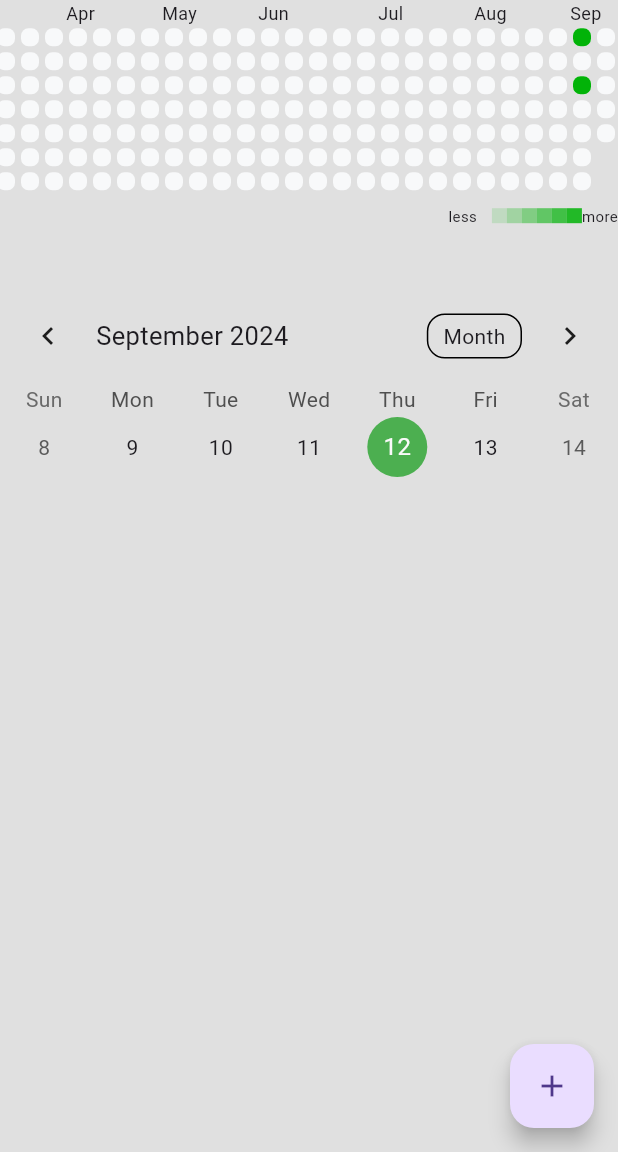
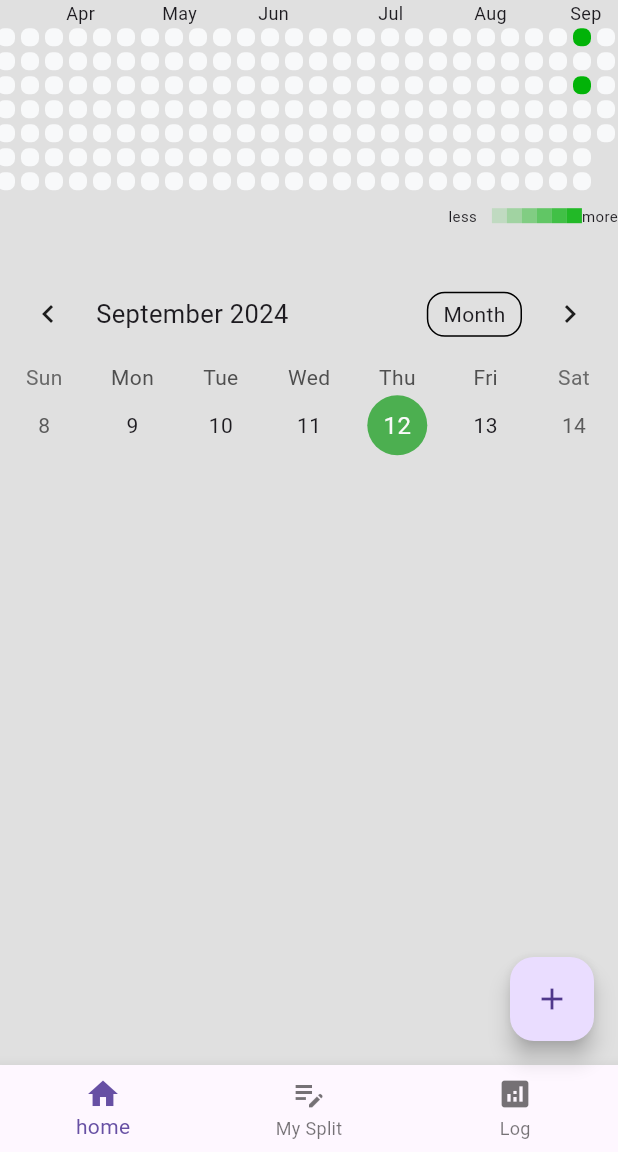
Before and after one commit to Samuel-J-Mathew/Overload--Workout-Nutrition-Weight-Tracker-ClientSide, a Flutter app: the screen it shows after launch, on a phone screen of 412 x 824 dp, the part 84-1236 px from its top. Run offline on Flutter 3.47's test engine with Material 3 defaults, Android fonts, the light colour scheme and no system bars; drawn by our look-alikes of flutter_heatmap_calendar, table_calendar; our stand-ins replace dropdown_search, fl_chart, hive_flutter; accounts and stored records are empty.

Commit message:
Bottom  Navigation Bar

```diff
--- a/lib/pages/home_page.dart
+++ b/lib/pages/home_page.dart
@@ -22,7 +22,7 @@ class _HomePageState extends State<HomePage> {
   DateTime selectedDate = DateTime.now(); // Default to today
   DateTime _focusedDay = DateTime.now();
   DateTime? _selectedDay;
-
+  int _selectedIndex = 0;
   @override
   void initState() {
     super.initState();
@@ -196,35 +196,26 @@ class _HomePageState extends State<HomePage> {
       ),
     );
   }
+  void _onItemTapped(int index) {
+    setState(() {
+      _selectedIndex = index;
+    });
+  }
 
-  @override
-  Widget build(BuildContext context) {
-    final workoutData = Provider.of<WorkoutData>(context);
-    final Map<DateTime, List<Workout>> workoutsByDay = _getWorkoutsByDay(workoutData);
-
-    return Consumer<WorkoutData>(
-      builder: (context, value, child) => Scaffold(
-        appBar: AppBar(
-          title: const Text('Workout Tracker'),
-          actions: <Widget>[
-            IconButton(
-              icon: const Icon(Icons.analytics),
-              onPressed: () {
-                Navigator.push(
-                  context,
-                  MaterialPageRoute(builder: (context) => DataAnalysisPage()),
-                );
-              },
-              tooltip: 'Analyze Data',
-            ),
-          ],
-        ),
-        floatingActionButton: FloatingActionButton(
-          onPressed: () => createNewWorkout(DateTime.now()),
-          child: const Icon(Icons.add),
-        ),
-        backgroundColor: Colors.grey[300],
-        body: Column(
+  Widget _buildBody() {
+    switch (_selectedIndex) {
+      case 0:
+        return buildHomePageBody();
+      case 1:
+        return DataAnalysisPage();  // Assume this is another widget for "My Split"
+      case 2:
+        return DataAnalysisPage();      // Assume this is another widget for "Log"
+      default:
+        return buildHomePageBody();
+    }
+  }
+  Widget buildHomePageBody() {
+   return Column(
      children: [
        // Display HeatMap first
        Expanded(
@@ -289,8 +280,51 @@ class _HomePageState extends State<HomePage> {
          ),
        ),
      ],
+   );
+
+  }
+  @override
+  Widget build(BuildContext context) {
+    final workoutData = Provider.of<WorkoutData>(context);
+    final Map<DateTime, List<Workout>> workoutsByDay = _getWorkoutsByDay(workoutData);
+
+    return Consumer<WorkoutData>(
+      builder: (context, value, child) => Scaffold(
+        appBar: AppBar(
+          title: const Text('Workout Tracker'),
+          actions: <Widget>[
+            IconButton(
+              icon: const Icon(Icons.analytics),
+              onPressed: () {
+                Navigator.push(
+                  context,
+                  MaterialPageRoute(builder: (context) => DataAnalysisPage()),
+                );
+              },
+              tooltip: 'Analyze Data',
             ),
+          ],
         ),
+        floatingActionButton: FloatingActionButton(
+          onPressed: () => createNewWorkout(DateTime.now()),
+          child: const Icon(Icons.add),
+        ),
+        backgroundColor: Colors.grey[300],
+        body: _buildBody(),
+
+
+        bottomNavigationBar: BottomNavigationBar(items: [
+          BottomNavigationBarItem(icon: Icon(Icons.home), label: 'home'),
+          BottomNavigationBarItem(icon: Icon(Icons.edit_note ), label: 'My Split'),
+          BottomNavigationBarItem(icon: Icon(Icons.analytics), label: 'Log'),
+        ],
+          currentIndex: _selectedIndex, // Highlight the selected item
+          onTap: _onItemTapped, // Call _onItemTapped when an item is tapped
+        )
+      ),
+
+
+
     );
   }
 }
```
Lines whose indentation alone changed are shown as unchanged.
